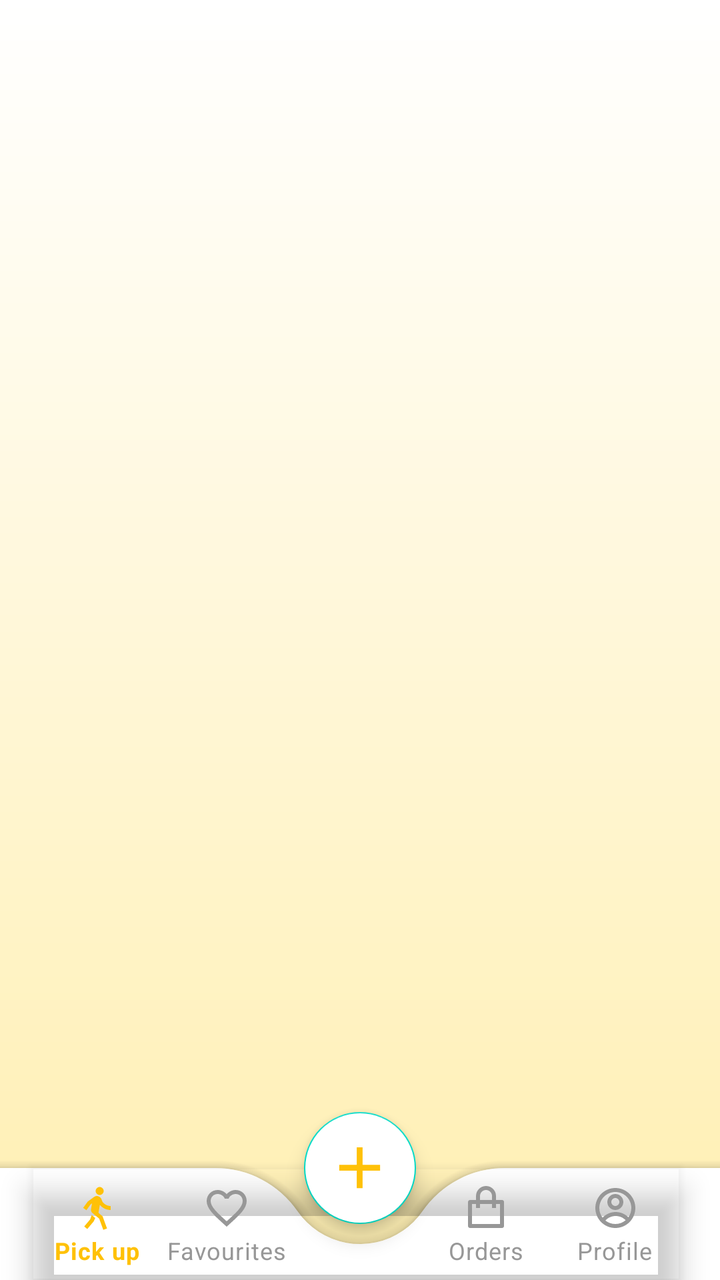
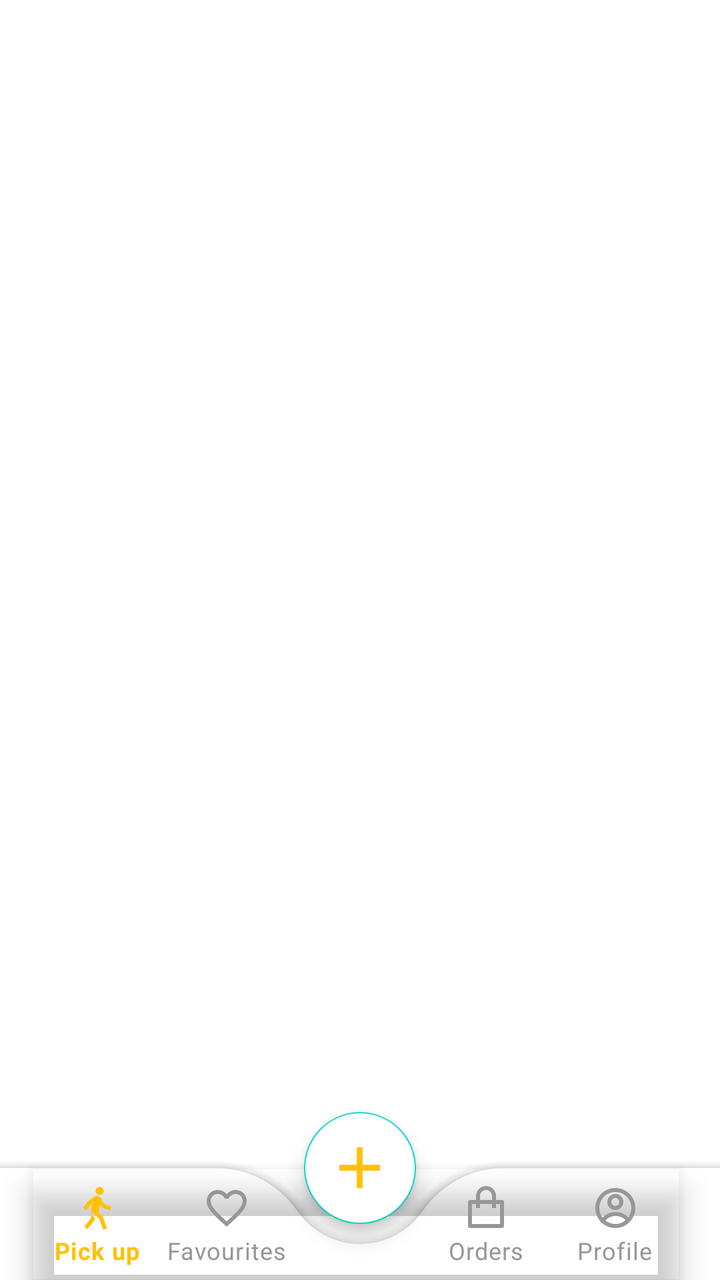

Before-and-after screenshots of an Android layout around one commit, followed by the original layout XML and the change that was made.
<!-- AndroidManifest.xml: application theme Theme.Replate -->
<!-- res/layout/activity_home.xml -->
<?xml version="1.0" encoding="utf-8"?>
<androidx.coordinatorlayout.widget.CoordinatorLayout
    xmlns:android="http://schemas.android.com/apk/res/android"
    xmlns:app="http://schemas.android.com/apk/res-auto"
    xmlns:tools="http://schemas.android.com/tools"
    android:layout_width="match_parent"
    android:layout_height="match_parent"
    android:background="@drawable/background_gradient"
    tools:context=".MainActivity">

    <FrameLayout
        android:layout_width="match_parent"
        android:layout_height="match_parent"
        android:id="@+id/frame_layout"/>


    <com.google.android.material.bottomappbar.BottomAppBar
        android:layout_width="match_parent"
        android:layout_height="wrap_content"
        android:id="@+id/bottomAppBar"
        android:layout_gravity="bottom"
        android:background="@color/white"
        app:fabCradleMargin="10dp"
        app:fabCradleRoundedCornerRadius="50dp">

        <com.google.android.material.bottomnavigation.BottomNavigationView
            android:layout_width="wrap_content"
            android:layout_height="wrap_content"
            android:id="@+id/bottomNavigationView"
            android:layout_marginEnd="20dp"
            app:itemIconTint="@color/nav_item_color"
            app:itemTextColor="@color/nav_item_color"
            app:labelVisibilityMode="labeled"
            android:background="@android:color/transparent"
            app:menu="@menu/bottom_menu"/>

    </com.google.android.material.bottomappbar.BottomAppBar>

    <com.google.android.material.floatingactionbutton.FloatingActionButton
        android:id="@+id/addparcel"
        android:layout_width="wrap_content"
        android:layout_height="wrap_content"
        android:backgroundTint="@color/white"
        android:src="@drawable/ic_add_line"
        app:layout_anchor="@id/bottomAppBar"
        app:maxImageSize="35dp"
        app:tint ="@color/green"/>

</androidx.coordinatorlayout.widget.CoordinatorLayout>
<!-- resources referenced by this layout -->
<resources>
  <color name="green">#FFC107</color>
  <color name="white">#FFFFFFFF</color>
  <!-- drawable background_gradient (drawable) -->
  <?xml version="1.0" encoding="utf-8"?>
  <shape xmlns:android="http://schemas.android.com/apk/res/android">
      <gradient
          android:angle="90"
          android:startColor="#FFEFB1"
          android:endColor="#FFffff"
          android:type="linear" />
  </shape>
  <!-- drawable ic_add_line (drawable) -->
  <vector xmlns:android="http://schemas.android.com/apk/res/android"
      android:width="24dp"
      android:height="24dp"
      android:viewportWidth="24"
      android:viewportHeight="24">
    <path
        android:pathData="M11,11V5H13V11H19V13H13V19H11V13H5V11H11Z"
        android:fillColor="#000000"/>
  </vector>
  <style name="Theme.Replate" parent="Base.Theme.Replate" />
  <style name="Base.Theme.Replate" parent="Theme.MaterialComponents.DayNight.NoActionBar">
          
          
      </style>
</resources>

<!-- the commit's change to res/layout/activity_home.xml (unified diff, before → after) -->
@@ -5,7 +5,6 @@
     xmlns:tools="http://schemas.android.com/tools"
     android:layout_width="match_parent"
     android:layout_height="match_parent"
-    android:background="@drawable/background_gradient"
     tools:context=".MainActivity">
 
     <FrameLayout
<!-- resource entries referenced after the edit -->
@@ -2,15 +2,6 @@
 <resources>
   <color name="green">#FFC107</color>
   <color name="white">#FFFFFFFF</color>
-  <!-- drawable background_gradient (drawable) -->
-  <?xml version="1.0" encoding="utf-8"?>
-  <shape xmlns:android="http://schemas.android.com/apk/res/android">
-      <gradient
-          android:angle="90"
-          android:startColor="#FFEFB1"
-          android:endColor="#FFffff"
-          android:type="linear" />
-  </shape>
   <!-- drawable ic_add_line (drawable) -->
   <vector xmlns:android="http://schemas.android.com/apk/res/android"
       android:width="24dp"
